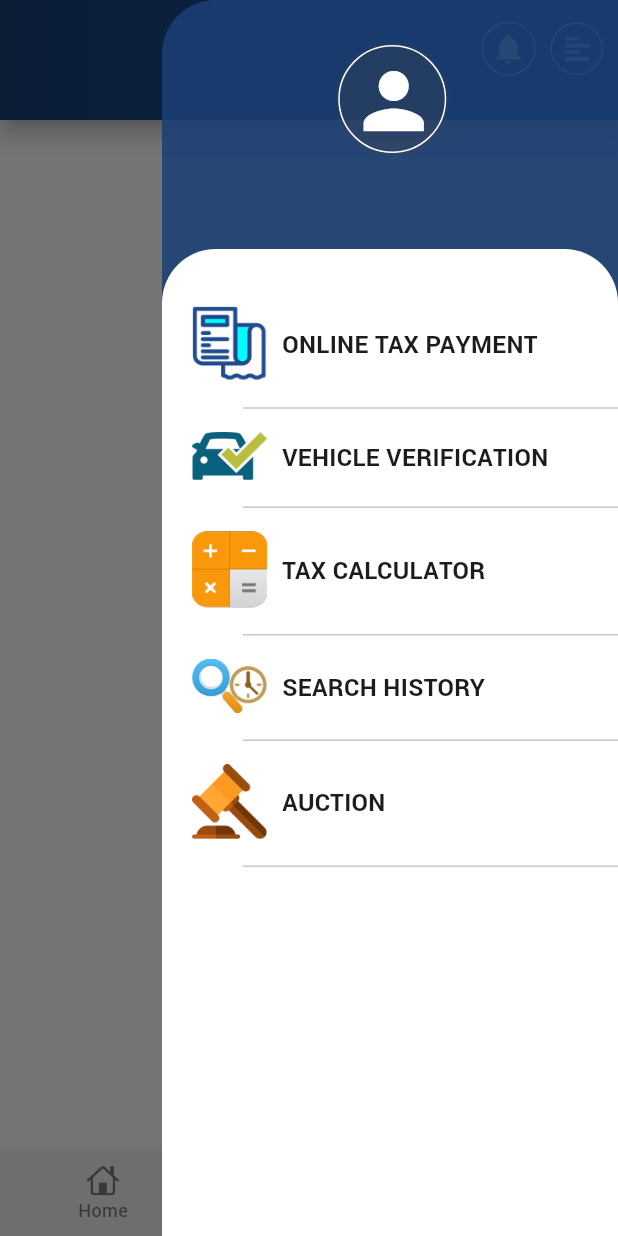
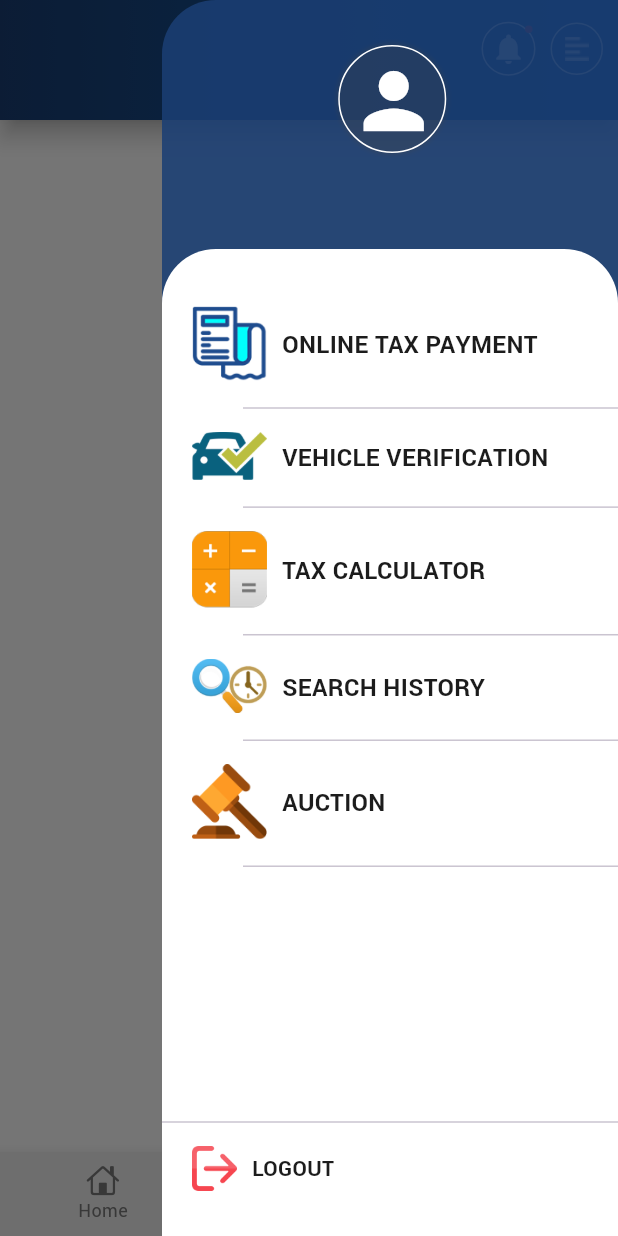
Before and after one commit to amjadjamali06/dummy_app, a Flutter app: the CustomScaffold screen opened directly with empty values, with the side drawer open, on a phone screen of 412 x 824 dp. Run offline on Flutter 3.47's test engine with Material 3 defaults, Android fonts, the phone set to English and light mode, and no system bars; our stand-ins replace awesome_dialog, connectivity_plus, dropdown_search, flutter_secure_storage, fluttertoast, get and 2 more; missing offline and left inert: intrinsic_grid_view, mask_input_formatter; accounts and stored records are empty.

Commit message:
Committed By Abdul Salam 1) Added logout button in navigation drawer.

```diff
--- a/lib/controllers/custom_widget_controllers/custom_end_drawer_controller.dart
+++ b/lib/controllers/custom_widget_controllers/custom_end_drawer_controller.dart
@@ -11,7 +11,7 @@ class CustomEndDrawerController extends GetxController{
     if(title == 'Logout'){
       CustomDialogs().confirmationDialog(message: "Are you sure want to Logout?", yesFunction: () async{
         await UserSession().logout();
-        Get.offAllNamed(kAuctionDetailScreenRoute);
+        Get.offAllNamed(kLoginScreenRoute);
       });
     } else if(title=='Auction' && Get.currentRoute != kEAuctionScreenRoute){
       Get.offAllNamed(kEAuctionScreenRoute, predicate: (r)=>r.isFirst);
--- a/lib/ui/custom_widgets/custom_end_drawer.dart
+++ b/lib/ui/custom_widgets/custom_end_drawer.dart
@@ -87,6 +87,8 @@ class CustomEndDrawer extends GetView<CustomEndDrawerController> {
                         title: "Auction", icon: 'assets/icons/online-payment 2.png', color: kGreyColor),
                     const Divider(indent: 54),
                     const Spacer(),
+                    const Divider(thickness: 1,),
+                    _getDrawerNavItem(title: "Logout", icon: 'assets/icons/logout.png', color: kRejectedColor),
                   ],),
               ),
             ),
@@ -107,7 +109,7 @@ class CustomEndDrawer extends GetView<CustomEndDrawerController> {
         },
         child: Row(
           children: [
-            Image.asset(icon, width: 50,),
+            Image.asset(icon, width: title == "Logout" ?30 : 50 ,),
             const SizedBox(
               width: 10,
             ),
@@ -115,9 +117,9 @@ class CustomEndDrawer extends GetView<CustomEndDrawerController> {
               child: Text(
                 title.toUpperCase(),
                 textAlign: TextAlign.left,
-                style: const TextStyle(
+                style: TextStyle(
                   color: kTextColor,
-                  fontSize: 16,
+                  fontSize: title == "Logout" ? 14 : 16,
                   fontWeight: FontWeight.bold
                 ),
               ),
--- a/lib/ui/screens/dashboard_screen.dart
+++ b/lib/ui/screens/dashboard_screen.dart
@@ -28,6 +28,7 @@
           appBar: AppBar(
               backgroundColor: kPrimaryColor,
               elevation: 0,
+              scrolledUnderElevation: 0,
               toolbarHeight: 60,
               automaticallyImplyLeading: false,
               actions: [
```
Also changed, not shown: assets/icons/logout.png (added).
